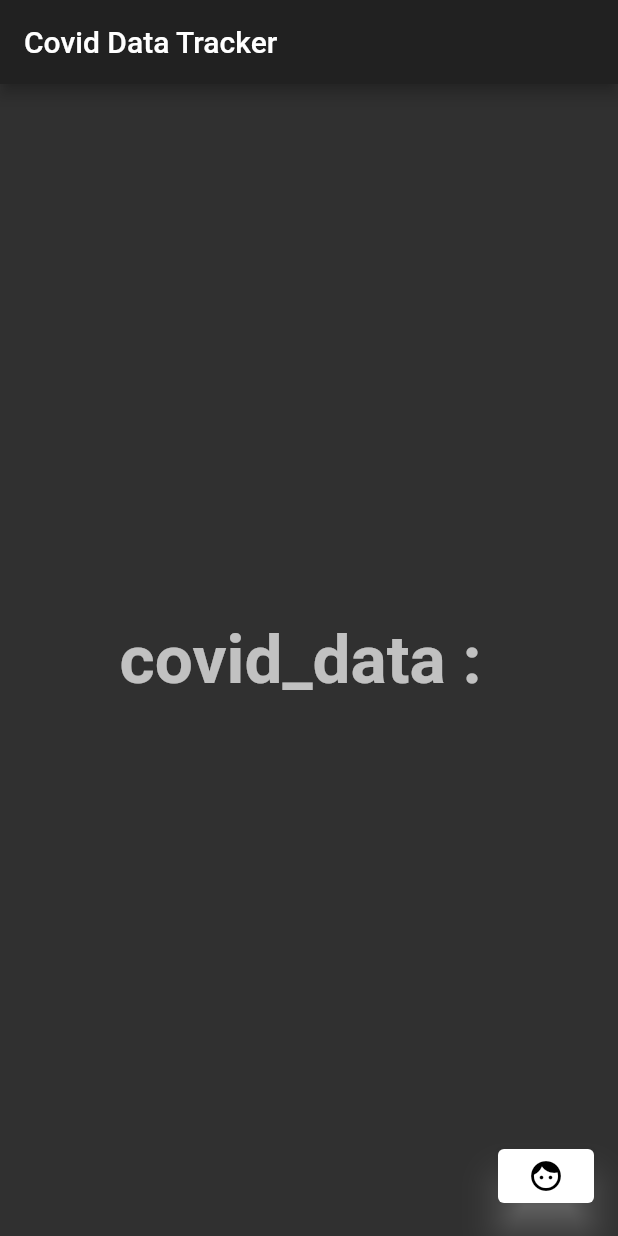
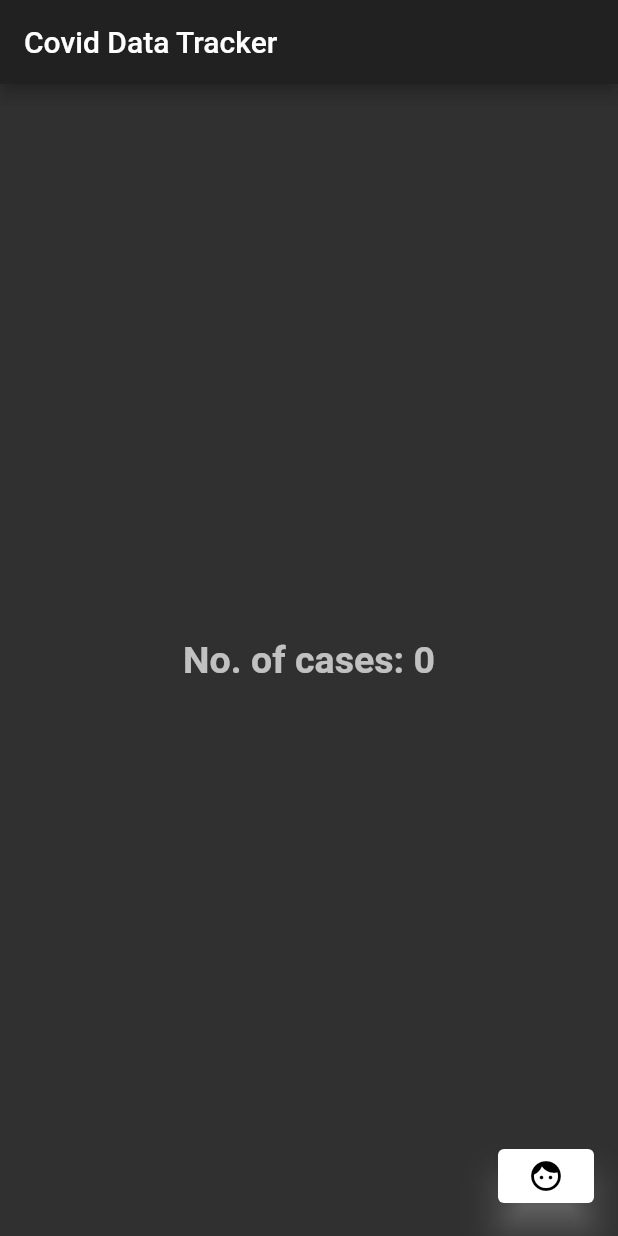
Before and after one commit to abraraltaf92/covid_data_tracker, a Flutter app: the screen it shows after launch, on a phone screen of 412 x 824 dp. Run offline on Flutter 3.47's test engine with Material 2 defaults, Android fonts, the phone set to English and light mode, and no system bars.

Commit message:
endpoints structured

```diff
--- a/lib/main.dart
+++ b/lib/main.dart
@@ -31,12 +31,24 @@ class MyHomePage extends StatefulWidget {
 
 class _MyHomePageState extends State<MyHomePage> {
   String _accessToken = '';
+  int _cases = 0;
 
   void _updateAccessToken() async {
     final apiService = APIService(api: API.sandbox());
     final accessToken = await apiService.getAcessToken();
     setState(() {
       _accessToken = accessToken;
+    });
+  }
+
+  void _updateData() async {
+    final apiService = APIService(api: API.sandbox());
+
+    final accessToken = await apiService.getAcessToken();
+    final endpoint = Endpoint.cases;
+    final cases = await apiService.getEndpointData(accessToken, endpoint);
+    setState(() {
+      _cases = cases;
     });
   }
 
@@ -52,11 +64,11 @@ class _MyHomePageState extends State<MyHomePage> {
       body: Container(
         alignment: Alignment.center,
         child: Text(
-          'covid_data : $_accessToken',
+          'No. of cases: $_cases',
           style: Theme.of(context)
               .textTheme
               .headline4
-              .copyWith(fontWeight: FontWeight.bold, fontSize: 45),
+              .copyWith(fontWeight: FontWeight.bold, fontSize: 25),
         ),
       ),
       floatingActionButton: ElevatedButton(
@@ -64,7 +76,7 @@ class _MyHomePageState extends State<MyHomePage> {
             shadowColor: Colors.white54,
             backgroundColor: Colors.white,
             elevation: 10),
-        onPressed: () => _updateAccessToken(),
+        onPressed: () => _updateData(),
         child: Icon(
           Icons.face,
           color: Theme.of(context).primaryColorDark,
--- a/lib/services/api.dart
+++ b/lib/services/api.dart
@@ -1,5 +1,13 @@
 import 'package:covid_data_tracker/services/api_keys.dart';
 import 'package:flutter/foundation.dart';
+
+enum Endpoint {
+  cases,
+  casesSuspected,
+  casesConfirmed,
+  deaths,
+  recovered,
+}
 
 class API {
   String apiKey;
@@ -11,4 +19,15 @@ class API {
   static final host = 'ncov2019-admin.firebaseapp.com';
 
   Uri tokenUri() => Uri(scheme: 'https', host: host, path: 'token');
+
+  static Map<Endpoint, String> _paths = {
+    Endpoint.cases: 'cases',
+    Endpoint.casesSuspected: 'casesSuspected',
+    Endpoint.casesConfirmed: 'casesConfirmed',
+    Endpoint.deaths: 'deaths',
+    Endpoint.recovered: 'recovered',
+  };
+
+  Uri endpointUri(Endpoint endpoint) =>
+      Uri(scheme: 'https', host: host, path: _paths[endpoint]);
 }
--- a/lib/services/api_service.dart
+++ b/lib/services/api_service.dart
@@ -1,5 +1,6 @@
 import 'dart:convert';
 
+import 'package:flutter/material.dart';
 import 'package:http/http.dart' as http;
 import 'package:covid_data_tracker/services/api.dart';
 
@@ -23,4 +24,35 @@ class APIService {
         "Request ${api.tokenUri()} failed \nResponse: ${response.statusCode} ${response.reasonPhrase}");
     throw response;
   }
+
+  Future<int> getEndpointData(
+    String accessToken,
+    Endpoint endpoint,
+  ) async {
+    final uri = api.endpointUri(endpoint);
+    final response = await http
+        .get(uri.toString(), headers: {'Authorization': 'Bearer $accessToken'});
+    if (response.statusCode == 200) {
+      final List<dynamic> data = json.decode(response.body);
+      if (data.isNotEmpty) {
+        final Map<String, dynamic> endpointData = data[0];
+        final String responseJsonKey = _responseJsonKeys[endpoint];
+        final int result = endpointData[responseJsonKey];
+        if (result != null) {
+          return result;
+        }
+      }
+    }
+    print(
+        "Request $uri failed \nResponse: ${response.statusCode} ${response.reasonPhrase}");
+    throw response;
+  }
+
+  static Map<Endpoint, String> _responseJsonKeys = {
+    Endpoint.cases: 'cases',
+    Endpoint.casesSuspected: 'data',
+    Endpoint.casesConfirmed: 'data',
+    Endpoint.deaths: 'data',
+    Endpoint.recovered: 'data',
+  };
 }
```
